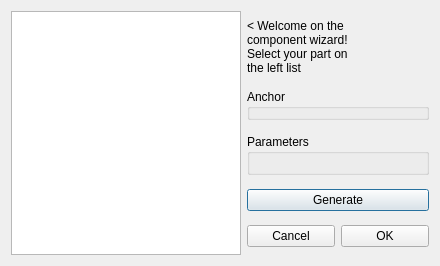
The window that gui/ComponentWizard.ui (RhobanProject/MetabotStudio) describes before a commit, drawn with Qt 5.
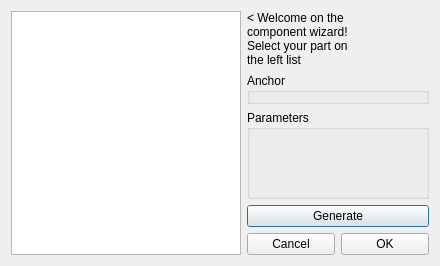
The same window after the commit.

The edit to the form file:
```diff
--- a/gui/ComponentWizard.ui
+++ b/gui/ComponentWizard.ui
@@ -103,9 +103,9 @@
      <item>
       <widget class="QGroupBox" name="parameters">
        <property name="sizePolicy">
-        <sizepolicy hsizetype="Minimum" vsizetype="Fixed">
+        <sizepolicy hsizetype="Minimum" vsizetype="Expanding">
          <horstretch>0</horstretch>
-         <verstretch>0</verstretch>
+         <verstretch>1</verstretch>
         </sizepolicy>
        </property>
        <property name="minimumSize">
```
